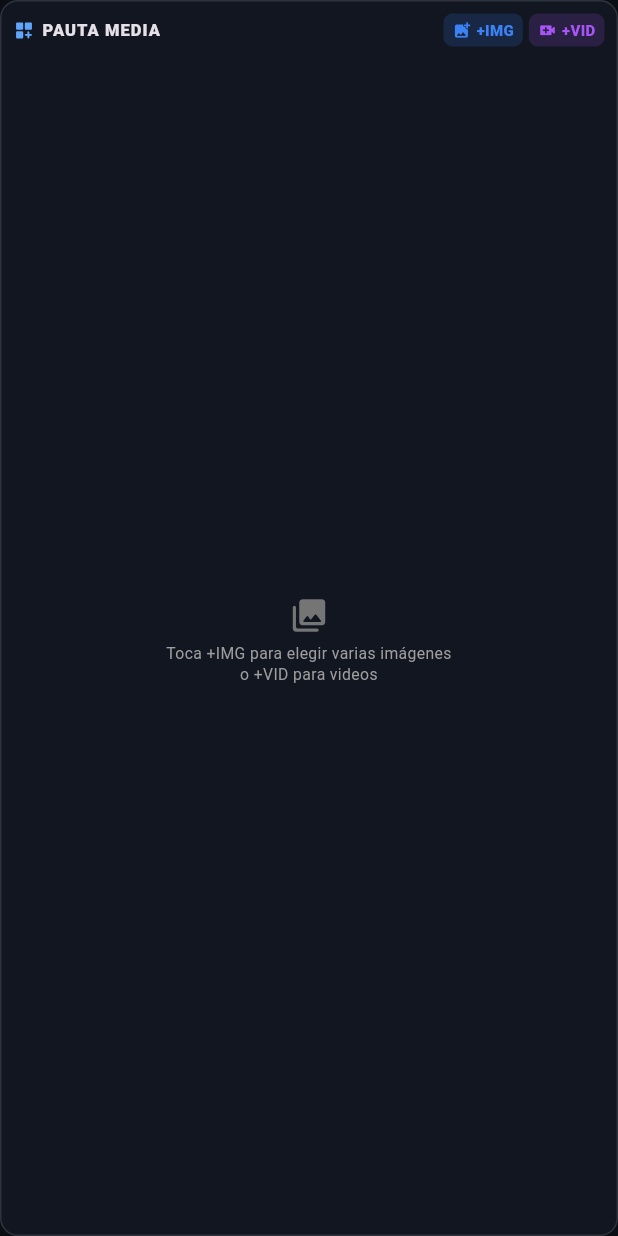
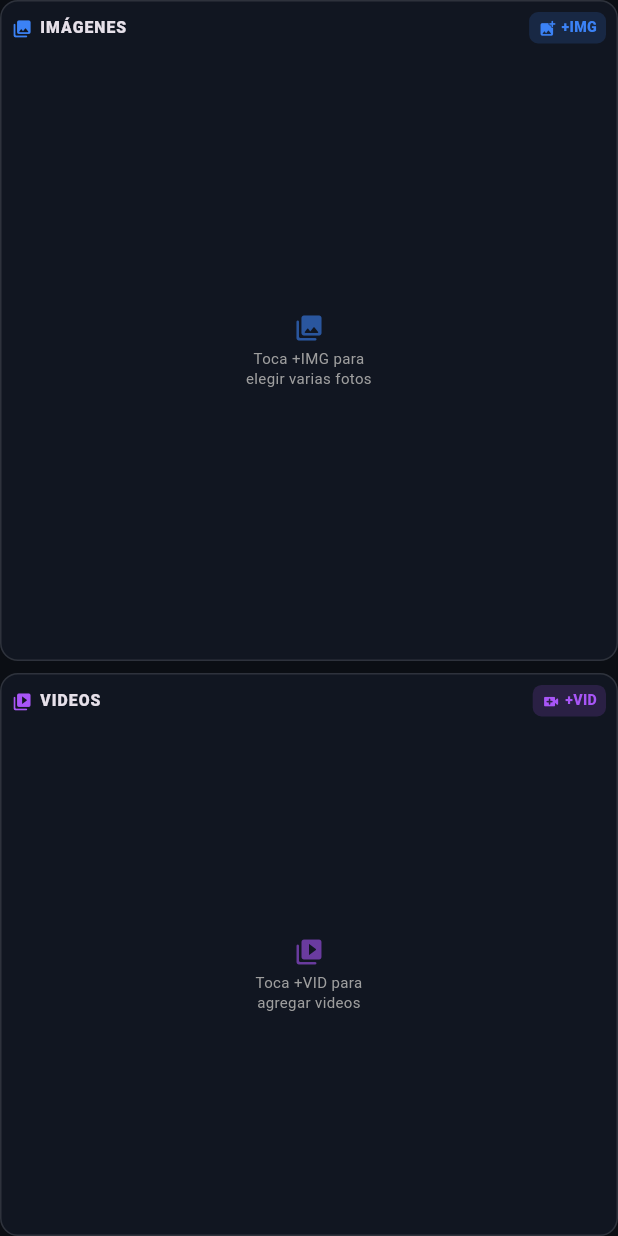
Before and after one commit to Neno-bot/multicam-estudio, a Flutter app: the MediaPautaPanel widget shown alone on an empty page, opened directly, on a phone screen of 412 x 824 dp. Run offline on Flutter 3.47's test engine with Material 3 defaults, Android fonts, the phone set to English and light mode, and no system bars; our stand-ins replace image_picker, permission_handler, qr_flutter, video_player, wakelock_plus; missing offline and left inert: bonsoir, flutter_webrtc, mobile_scanner, network_info_plus; network calls fail; statements that could not run were skipped.

Commit message:
feat(v1.4.0): separate scrollable Images and Videos switcher panels beside compact 4-camera deck

```diff
--- a/lib/core/constants/app_constants.dart
+++ b/lib/core/constants/app_constants.dart
@@ -2,7 +2,7 @@ class AppConstants {
   AppConstants._();
 
   static const String appName = 'NenoCam Studio';
-  static const String appVersion = '1.3.0';
+  static const String appVersion = '1.4.0';
   static const String githubRepo = 'Neno-bot/multicam-estudio';
 
   static const String latestReleaseApiUrl =
--- a/lib/features/director_receiver/director_controller.dart
+++ b/lib/features/director_receiver/director_controller.dart
@@ -96,6 +96,12 @@ class DirectorController extends ChangeNotifier {
   bool get isFadingTransition => _isFadingTransition;
   OverlayConfig get overlayConfig => _overlayConfig;
   List<MediaCueItem> get mediaCues => List.unmodifiable(_mediaCues);
+  List<MediaCueItem> get imageCues => _mediaCues
+      .where((c) => c.type == MediaCueType.image)
+      .toList(growable: false);
+  List<MediaCueItem> get videoCues => _mediaCues
+      .where((c) => c.type == MediaCueType.video)
+      .toList(growable: false);
   bool get showPautaPanel => _showPautaPanel;
   ImageOverlayConfig get imageOverlay => _imageOverlay;
   VideoPlayerController? get localVideoController => _localVideoController;
--- a/lib/features/director_receiver/widgets/media_pauta_panel.dart
+++ b/lib/features/director_receiver/widgets/media_pauta_panel.dart
@@ -7,123 +7,209 @@ import '../../../core/models/media_cue_item.dart';
 import '../../../core/models/media_overlay_config.dart';
 import '../director_controller.dart';
 
-/// Bandeja de Pauta Switcher (a la palma de la mano):
-/// Permite cargar múltiples imágenes y videos y lanzarlos al Monitor EN VIVO en 1 toque
-/// con la transición activa (CUT / FADE), igual que cambiar de cámara.
+/// Columna derecha dividida en 2 cuadros independientes y deslizables:
+/// - Cuadro superior: IMÁGENES (multi-selección + 1 toque CUT/FADE)
+/// - Cuadro inferior: VIDEOS (1 toque CUT/FADE + controles de reproducción)
 class MediaPautaPanel extends StatelessWidget {
   const MediaPautaPanel({super.key});
 
   @override
   Widget build(BuildContext context) {
     final ctrl = context.watch<DirectorController>();
-    final cues = ctrl.mediaCues;
 
+    return Column(
+      crossAxisAlignment: CrossAxisAlignment.stretch,
+      children: [
+        Expanded(
+          flex: 54,
+          child: _MediaSectionBox(
+            title: 'IMÁGENES',
+            icon: Icons.photo_library_rounded,
+            accentColor: const Color(0xFF3B82F6),
+            addLabel: '+IMG',
+            addIcon: Icons.add_photo_alternate_rounded,
+            emptyHint: 'Toca +IMG para\nelegir varias fotos',
+            cues: ctrl.imageCues,
+            onAdd: ctrl.addImagesToPauta,
+            isCueActive: ctrl.isCueActive,
+            onTriggerCue: ctrl.triggerMediaCue,
+            onCyclePlacement: ctrl.cycleCueImagePlacement,
+            onRemoveCue: ctrl.removeMediaCue,
+          ),
+        ),
+        const SizedBox(height: 8),
+        Expanded(
+          flex: 46,
+          child: _MediaSectionBox(
+            title: 'VIDEOS',
+            icon: Icons.video_library_rounded,
+            accentColor: const Color(0xFFA855F7),
+            addLabel: '+VID',
+            addIcon: Icons.video_call_rounded,
+            emptyHint: 'Toca +VID para\nagregar videos',
+            cues: ctrl.videoCues,
+            onAdd: ctrl.addVideoToPauta,
+            isCueActive: ctrl.isCueActive,
+            onTriggerCue: ctrl.triggerMediaCue,
+            onRemoveCue: ctrl.removeMediaCue,
+            footer: ctrl.isPlayingLocalVideo
+                ? _VideoTransportBar(ctrl: ctrl)
+                : null,
+          ),
+        ),
+      ],
+    );
+  }
+}
+
+class _MediaSectionBox extends StatelessWidget {
+  final String title;
+  final IconData icon;
+  final Color accentColor;
+  final String addLabel;
+  final IconData addIcon;
+  final String emptyHint;
+  final List<MediaCueItem> cues;
+  final VoidCallback onAdd;
+  final bool Function(String cueId) isCueActive;
+  final ValueChanged<String> onTriggerCue;
+  final ValueChanged<String>? onCyclePlacement;
+  final ValueChanged<String> onRemoveCue;
+  final Widget? footer;
+
+  const _MediaSectionBox({
+    required this.title,
+    required this.icon,
+    required this.accentColor,
+    required this.addLabel,
+    required this.addIcon,
+    required this.emptyHint,
+    required this.cues,
+    required this.onAdd,
+    required this.isCueActive,
+    required this.onTriggerCue,
+    required this.onRemoveCue,
+    this.onCyclePlacement,
+    this.footer,
+  });
+
+  @override
+  Widget build(BuildContext context) {
     return Container(
       decoration: BoxDecoration(
         color: const Color(0xFF111621),
         borderRadius: BorderRadius.circular(12),
         border: Border.all(color: Colors.white12),
       ),
-      padding: const EdgeInsets.all(8),
+      padding: const EdgeInsets.all(7),
       child: Column(
         crossAxisAlignment: CrossAxisAlignment.stretch,
         children: [
-          // Cabecera compacta con botones +IMG (múltiple) y +VID
+          // Cabecera de sección (IMÁGENES o VIDEOS) + botón rápido
           Row(
             children: [
-              const Icon(
-                Icons.dashboard_customize_rounded,
-                size: 14,
-                color: Color(0xFF60A5FA),
-              ),
+              Icon(icon, size: 13.5, color: accentColor),
               const SizedBox(width: 5),
-              const Expanded(
+              Expanded(
                 child: Text(
-                  'PAUTA MEDIA',
+                  cues.isEmpty ? title : '$title (${cues.length})',
                   overflow: TextOverflow.ellipsis,
-                  style: TextStyle(
-                    fontSize: 11,
+                  style: const TextStyle(
+                    fontSize: 10.5,
                     fontWeight: FontWeight.w800,
                     letterSpacing: 0.7,
                   ),
                 ),
               ),
               _QuickAddButton(
-                icon: Icons.add_photo_alternate_rounded,
-                label: '+IMG',
-                color: const Color(0xFF3B82F6),
-                onTap: ctrl.addImagesToPauta,
-              ),
-              const SizedBox(width: 4),
-              _QuickAddButton(
-                icon: Icons.video_call_rounded,
-                label: '+VID',
-                color: const Color(0xFFA855F7),
-                onTap: ctrl.addVideoToPauta,
+                icon: addIcon,
+                label: addLabel,
+                color: accentColor,
+                onTap: onAdd,
               ),
             ],
           ),
-          const SizedBox(height: 8),
+          const SizedBox(height: 6),
 
-          // Lista / Cuadrícula táctil de Imágenes y Videos pautados
+          // Cuadrícula deslizable verticalmente (2 columnas por fila)
           Expanded(
             child: cues.isEmpty
-                ? Center(
+                ? InkWell(
+                    onTap: onAdd,
+                    borderRadius: BorderRadius.circular(8),
+                    child: Center(
                       child: Column(
                         mainAxisAlignment: MainAxisAlignment.center,
                         children: [
                           Icon(
-                          Icons.collections_rounded,
-                          size: 26,
-                          color: Colors.grey.shade600,
+                            icon,
+                            size: 20,
+                            color: accentColor.withAlpha(150),
                           ),
-                        const SizedBox(height: 6),
+                          const SizedBox(height: 4),
                           Text(
-                          'Toca +IMG para elegir varias imágenes\no +VID para videos',
+                            emptyHint,
                             textAlign: TextAlign.center,
                             style: TextStyle(
                               color: Colors.grey.shade500,
-                            fontSize: 10.5,
-                            height: 1.3,
+                              fontSize: 10,
+                              height: 1.25,
                             ),
                           ),
                         ],
                       ),
+                    ),
                   )
                 : GridView.builder(
                     padding: EdgeInsets.zero,
+                    physics: const BouncingScrollPhysics(),
                     gridDelegate:
                         const SliverGridDelegateWithFixedCrossAxisCount(
                       crossAxisCount: 2,
-                      crossAxisSpacing: 6,
-                      mainAxisSpacing: 6,
-                      childAspectRatio: 1.35,
+                      crossAxisSpacing: 5,
+                      mainAxisSpacing: 5,
+                      childAspectRatio: 1.6,
                     ),
                     itemCount: cues.length,
                     itemBuilder: (context, index) {
                       final cue = cues[index];
-                      final isLive = ctrl.isCueActive(cue.id);
+                      final isLive = isCueActive(cue.id);
                       return _MediaCueTile(
                         cue: cue,
                         isLive: isLive,
-                        onTap: () => ctrl.triggerMediaCue(cue.id),
-                        onCyclePlacement: cue.type == MediaCueType.image
-                            ? () => ctrl.cycleCueImagePlacement(cue.id)
+                        onTap: () => onTriggerCue(cue.id),
+                        onCyclePlacement: cue.type == MediaCueType.image &&
+                                onCyclePlacement != null
+                            ? () => onCyclePlacement!(cue.id)
                             : null,
-                        onRemove: () => ctrl.removeMediaCue(cue.id),
+                        onRemove: () => onRemoveCue(cue.id),
                       );
                     },
                   ),
           ),
 
-          // Controles rápidos si hay un video reproduciéndose en vivo
-          if (ctrl.isPlayingLocalVideo) ...[
-            const SizedBox(height: 6),
-            Container(
-              padding: const EdgeInsets.symmetric(horizontal: 6, vertical: 4),
+          if (footer != null) ...[
+            const SizedBox(height: 5),
+            footer!,
+          ],
+        ],
+      ),
+    );
+  }
+}
+
+class _VideoTransportBar extends StatelessWidget {
+  final DirectorController ctrl;
+
+  const _VideoTransportBar({required this.ctrl});
+
+  @override
+  Widget build(BuildContext context) {
+    return Container(
+      padding: const EdgeInsets.symmetric(horizontal: 4, vertical: 2),
       decoration: BoxDecoration(
         color: Colors.black54,
-                borderRadius: BorderRadius.circular(8),
+        borderRadius: BorderRadius.circular(7),
         border: Border.all(color: Colors.white12),
       ),
       child: Row(
@@ -153,9 +239,7 @@ class MediaPautaPanel extends StatelessWidget {
             icon: ctrl.isLocalVideoMuted
                 ? Icons.volume_off_rounded
                 : Icons.volume_up_rounded,
-                    color: ctrl.isLocalVideoMuted
-                        ? Colors.redAccent
-                        : Colors.white70,
+            color: ctrl.isLocalVideoMuted ? Colors.redAccent : Colors.white70,
             tooltip: 'Silenciar video',
             onTap: ctrl.toggleLocalVideoMute,
           ),
@@ -165,10 +249,6 @@ class MediaPautaPanel extends StatelessWidget {
             tooltip: 'Quitar video',
             onTap: ctrl.stopLocalVideoAndReturnToCameras,
           ),
-                ],
-              ),
-            ),
-          ],
         ],
       ),
     );
@@ -230,22 +310,32 @@ class _MediaCueTile extends StatelessWidget {
                 fit: BoxFit.cover,
                 cacheWidth: 260,
                 errorBuilder: (_, __, ___) => const Center(
-                  child: Icon(Icons.broken_image_outlined, size: 22),
+                  child: Icon(Icons.broken_image_outlined, size: 20),
                 ),
               )
             else
               Container(
-                color: const Color(0xFF1E1B3A),
-                child: const Center(
+                decoration: const BoxDecoration(
+                  gradient: LinearGradient(
+                    begin: Alignment.topLeft,
+                    end: Alignment.bottomRight,
+                    colors: [Color(0xFF271D47), Color(0xFF161329)],
+                  ),
+                ),
+                child: Center(
                   child: Icon(
-                    Icons.play_circle_fill_rounded,
-                    size: 28,
-                    color: Color(0xFFC084FC),
+                    isLive
+                        ? Icons.graphic_eq_rounded
+                        : Icons.play_circle_fill_rounded,
+                    size: 24,
+                    color: isLive
+                        ? const Color(0xFFEF4444)
+                        : const Color(0xFFC084FC),
                   ),
                 ),
               ),
 
-            // Botón modo (Placa / Logo) arriba a la izquierda + borrar arriba a la derecha
+            // Botón modo (Placa / Logo) o etiqueta VID arriba a la izquierda
             Positioned(
               top: 3,
               left: 3,
@@ -253,8 +343,8 @@ class _MediaCueTile extends StatelessWidget {
                 onTap: onCyclePlacement,
                 child: Container(
                   padding: const EdgeInsets.symmetric(
-                    horizontal: 5,
-                    vertical: 2,
+                    horizontal: 4,
+                    vertical: 1.5,
                   ),
                   decoration: BoxDecoration(
                     color: Colors.black.withAlpha(185),
@@ -263,7 +353,7 @@ class _MediaCueTile extends StatelessWidget {
                   child: Text(
                     _placementTag(),
                     style: const TextStyle(
-                      fontSize: 8.5,
+                      fontSize: 8,
                       fontWeight: FontWeight.w800,
                       color: Colors.white,
                     ),
@@ -271,6 +361,8 @@ class _MediaCueTile extends StatelessWidget {
                 ),
               ),
             ),
+
+            // Botón borrar arriba a la derecha
             Positioned(
               top: 2,
               right: 2,
@@ -284,7 +376,7 @@ class _MediaCueTile extends StatelessWidget {
                   ),
                   child: const Icon(
                     Icons.close_rounded,
-                    size: 12,
+                    size: 11,
                     color: Colors.white70,
                   ),
                 ),
@@ -297,7 +389,7 @@ class _MediaCueTile extends StatelessWidget {
               right: 0,
               bottom: 0,
               child: Container(
-                padding: const EdgeInsets.symmetric(horizontal: 5, vertical: 3),
+                padding: const EdgeInsets.symmetric(horizontal: 5, vertical: 2),
                 color: Colors.black.withAlpha(190),
                 child: Row(
                   children: [
@@ -306,7 +398,7 @@ class _MediaCueTile extends StatelessWidget {
                         cue.label,
                         overflow: TextOverflow.ellipsis,
                         style: const TextStyle(
-                          fontSize: 9.5,
+                          fontSize: 9,
                           fontWeight: FontWeight.w700,
                         ),
                       ),
@@ -324,7 +416,7 @@ class _MediaCueTile extends StatelessWidget {
                         child: Text(
                           cue.isCornerLogo ? 'ON' : 'LIVE',
                           style: const TextStyle(
-                            fontSize: 8,
+                            fontSize: 7.5,
                             fontWeight: FontWeight.w900,
                           ),
                         ),
@@ -362,16 +454,16 @@ class _QuickAddButton extends StatelessWidget {
         onTap: onTap,
         borderRadius: BorderRadius.circular(6),
         child: Padding(
-          padding: const EdgeInsets.symmetric(horizontal: 6, vertical: 4),
+          padding: const EdgeInsets.symmetric(horizontal: 6, vertical: 3.5),
           child: Row(
             mainAxisSize: MainAxisSize.min,
             children: [
-              Icon(icon, size: 13, color: color),
+              Icon(icon, size: 12.5, color: color),
               const SizedBox(width: 3),
               Text(
                 label,
                 style: TextStyle(
-                  fontSize: 10,
+                  fontSize: 9.5,
                   fontWeight: FontWeight.w800,
                   color: color,
                 ),
@@ -405,8 +497,8 @@ class _TinyIconBtn extends StatelessWidget {
         onTap: onTap,
         borderRadius: BorderRadius.circular(6),
         child: Padding(
-          padding: const EdgeInsets.all(4),
-          child: Icon(icon, size: 16, color: color),
+          padding: const EdgeInsets.all(3),
+          child: Icon(icon, size: 15, color: color),
         ),
       ),
     );
--- a/pubspec.yaml
+++ b/pubspec.yaml
@@ -1,7 +1,7 @@
 name: multicam_studio
 description: NenoCam Studio — Aplicación multicámara de producción en vivo con YouTube/Facebook Live, imágenes y videos.
 publish_to: 'none'
-version: 1.3.0+4
+version: 1.4.0+5
 
 environment:
   sdk: '>=3.4.0 <4.0.0'
```
Also changed, not shown: lib/features/director_receiver/director_screen.dart (+43 -26 lines), lib/features/director_receiver/widgets/camera_slot_tile.dart (+26 -15 lines), lib/services/update/update_check_service.dart (+20 -11 lines), 2 other files. Lines whose indentation alone changed are shown as unchanged.
